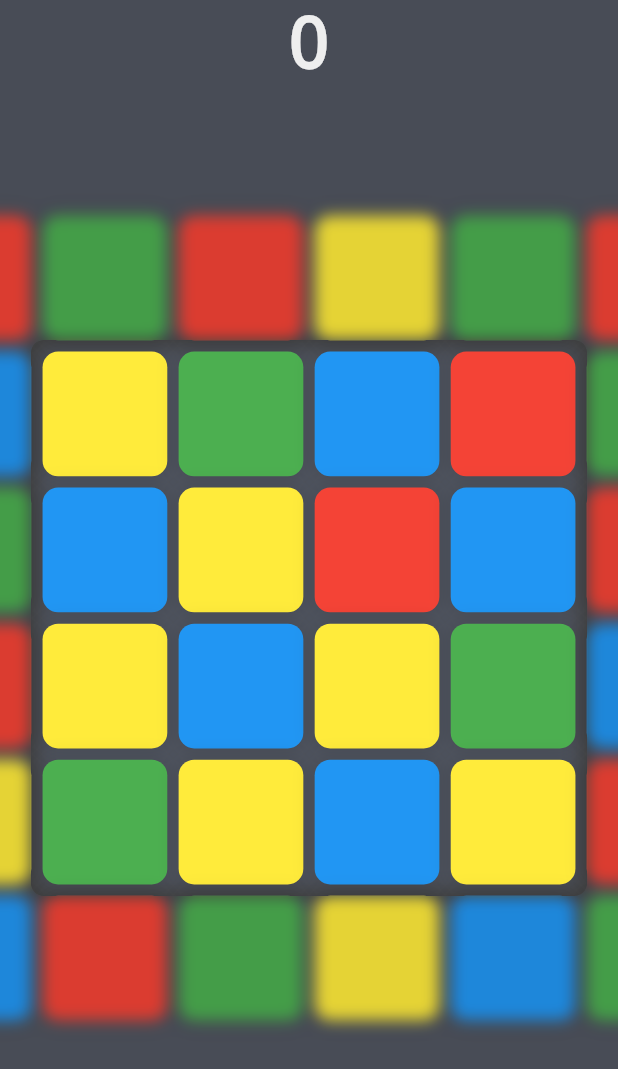
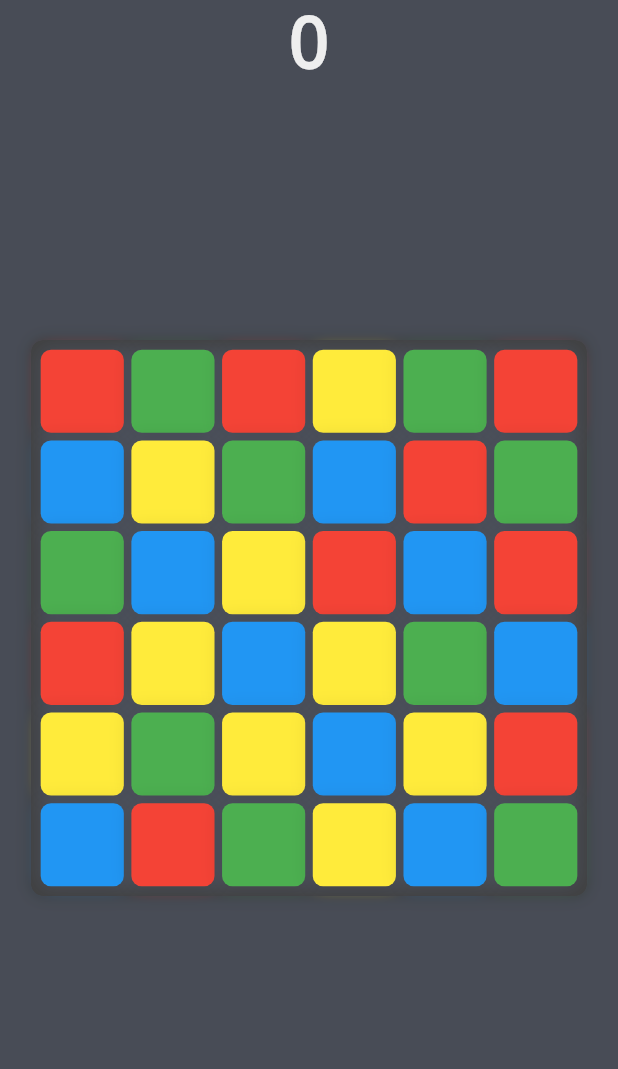
Before and after one commit to AlabasterAxe/color_game, a Flutter app: the screen it shows after launch, after a tap on "Play", on a phone screen of 412 x 824 dp. Shown: the top 1069 px of the screen. Run offline on Flutter 3.47's test engine with Material 2 defaults, Android fonts, the phone set to English and light mode, and no system bars; our stand-ins replace google_fonts, shared_preferences.

Commit message:
go back to 6x6 and use the grid size for the board size

```diff
--- a/lib/game/game-board.dart
+++ b/lib/game/game-board.dart
@@ -64,10 +64,12 @@ class _GameBoardWidgetState extends State<GameBoardWidget> {
   @override
   void initState() {
     super.initState();
-    if (widget.config.predefinedGrid != null && widget.config.predefinedGrid.isNotEmpty) {
+    if (widget.config.predefinedGrid != null &&
+        widget.config.predefinedGrid.isNotEmpty) {
       boxes = widget.config.predefinedGrid.map((e) => e.clone()).toList();
     } else {
-      boxes = generateGameBoxes(colors: COLORS);
+      boxes = generateGameBoxes(
+          colors: COLORS, size: widget.config.gridSize.width.round());
     }
   }
 
--- a/lib/game/generate-game-boxes.dart
+++ b/lib/game/generate-game-boxes.dart
@@ -5,10 +5,10 @@ import 'package:flutter/material.dart';
 
 import '../model.dart';
 
-List<GameBox> generateGameBoxes({List<Color> colors, int size = 5}) {
+List<GameBox> generateGameBoxes({List<Color> colors, int size = 6}) {
   Random r = Random();
   List<GameBox> result = [];
-  double halfSize = size / 2.0;
+  double halfSize = (size - 1) / 2.0;
   for (double x = -halfSize; x <= halfSize; x++) {
     for (double y = -halfSize; y <= halfSize; y++) {
       List<Color> availableColors = [...colors];
--- a/lib/game/predefined-configs.dart
+++ b/lib/game/predefined-configs.dart
@@ -3,7 +3,7 @@ import 'package:color_game/game/generate-game-boxes.dart';
 import 'package:color_game/model.dart';
 import 'package:flutter/material.dart';
 
-ColorGameConfig defaultConfig() => ColorGameConfig()..gridSize = Size(4, 4);
+ColorGameConfig defaultConfig() => ColorGameConfig()..gridSize = Size(6, 6);
 
 ColorGameConfig easyToMakePlus() {
   List<GameBox> game = generateGameBoxes(colors: COLORS);
```
